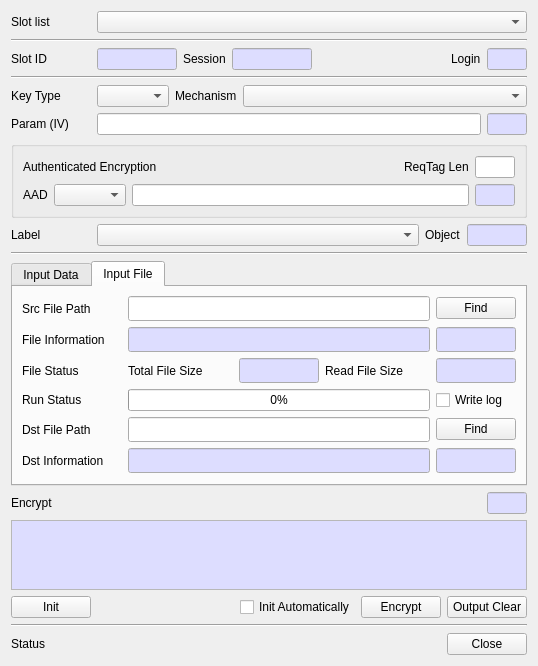
First picture: the form in CryptokiMan/encrypt_dlg.ui, repository jykim74/CryptokiMan, before the edit.
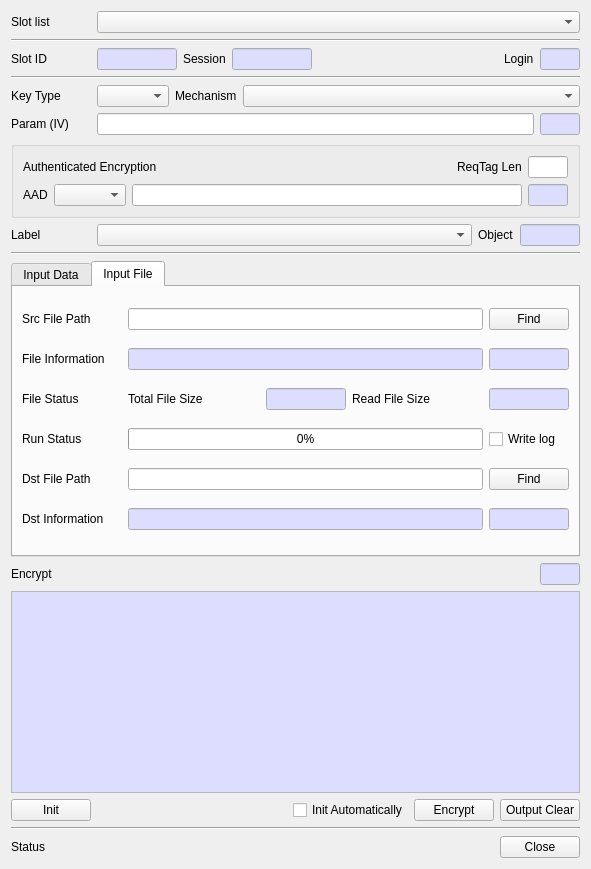
Second picture: the form after the edit. The open tabs and pages were chosen to show the change.

```diff
--- a/CryptokiMan/encrypt_dlg.ui
+++ b/CryptokiMan/encrypt_dlg.ui
@@ -6,8 +6,8 @@
    <rect>
     <x>0</x>
     <y>0</y>
-    <width>538</width>
-    <height>649</height>
+    <width>591</width>
+    <height>869</height>
    </rect>
   </property>
   <property name="windowTitle">
@@ -786,9 +786,7 @@
          <item row="0" column="1">
           <widget class="QLineEdit" name="mSrcFileText">
            <property name="font">
-            <font>
-             <family>굴림체</family>
-            </font>
+            <font/>
            </property>
           </widget>
          </item>
@@ -874,9 +872,7 @@
             </palette>
            </property>
            <property name="font">
-            <font>
-             <family>굴림체</family>
-            </font>
+            <font/>
            </property>
            <property name="readOnly">
             <bool>true</bool>
@@ -935,9 +931,7 @@
             </palette>
            </property>
            <property name="font">
-            <font>
-             <family>굴림체</family>
-            </font>
+            <font/>
            </property>
            <property name="readOnly">
             <bool>true</bool>
@@ -1000,9 +994,7 @@
             </palette>
            </property>
            <property name="font">
-            <font>
-             <family>굴림체</family>
-            </font>
+            <font/>
            </property>
            <property name="readOnly">
             <bool>true</bool>
@@ -1094,9 +1086,7 @@
             </palette>
            </property>
            <property name="font">
-            <font>
-             <family>굴림체</family>
-            </font>
+            <font/>
            </property>
            <property name="readOnly">
             <bool>true</bool>
@@ -1172,9 +1162,7 @@
          <item row="0" column="1">
           <widget class="QLineEdit" name="mDstFileText">
            <property name="font">
-            <font>
-             <family>굴림체</family>
-            </font>
+            <font/>
            </property>
           </widget>
          </item>
@@ -1260,9 +1248,7 @@
             </palette>
            </property>
            <property name="font">
-            <font>
-             <family>굴림체</family>
-            </font>
+            <font/>
            </property>
            <property name="readOnly">
             <bool>true</bool>
@@ -1321,9 +1307,7 @@
             </palette>
            </property>
            <property name="font">
-            <font>
-             <family>굴림체</family>
-            </font>
+            <font/>
            </property>
            <property name="readOnly">
             <bool>true</bool>
```
Left out of the diff: 2 changed lines with no effect on the pictures.
